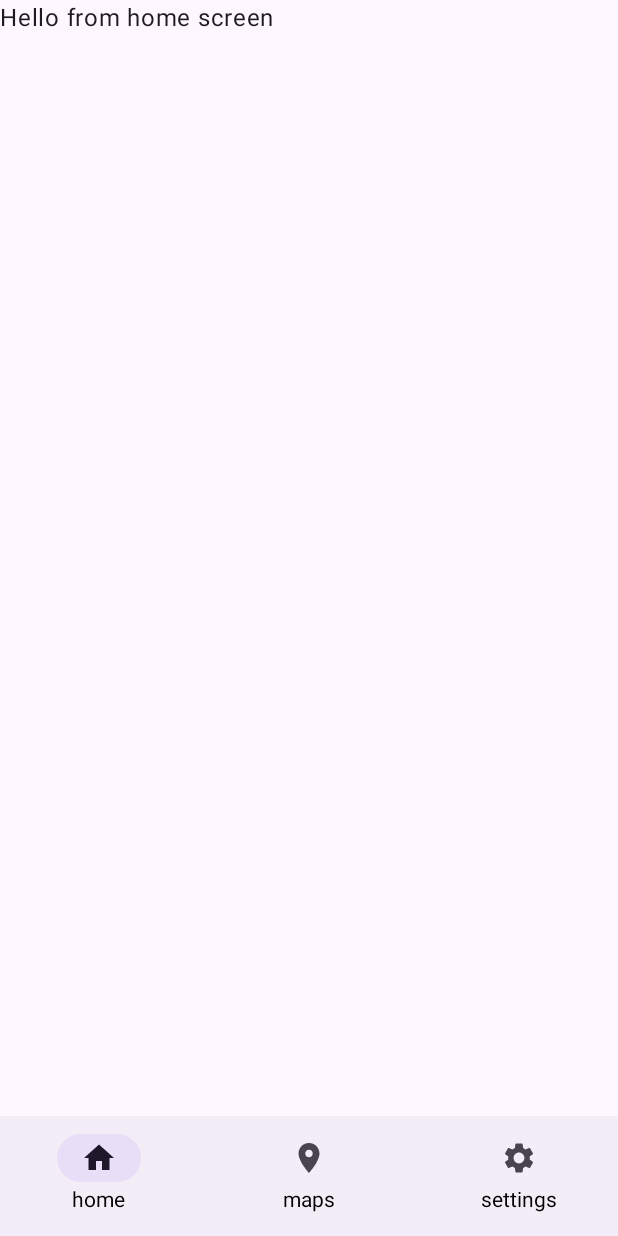
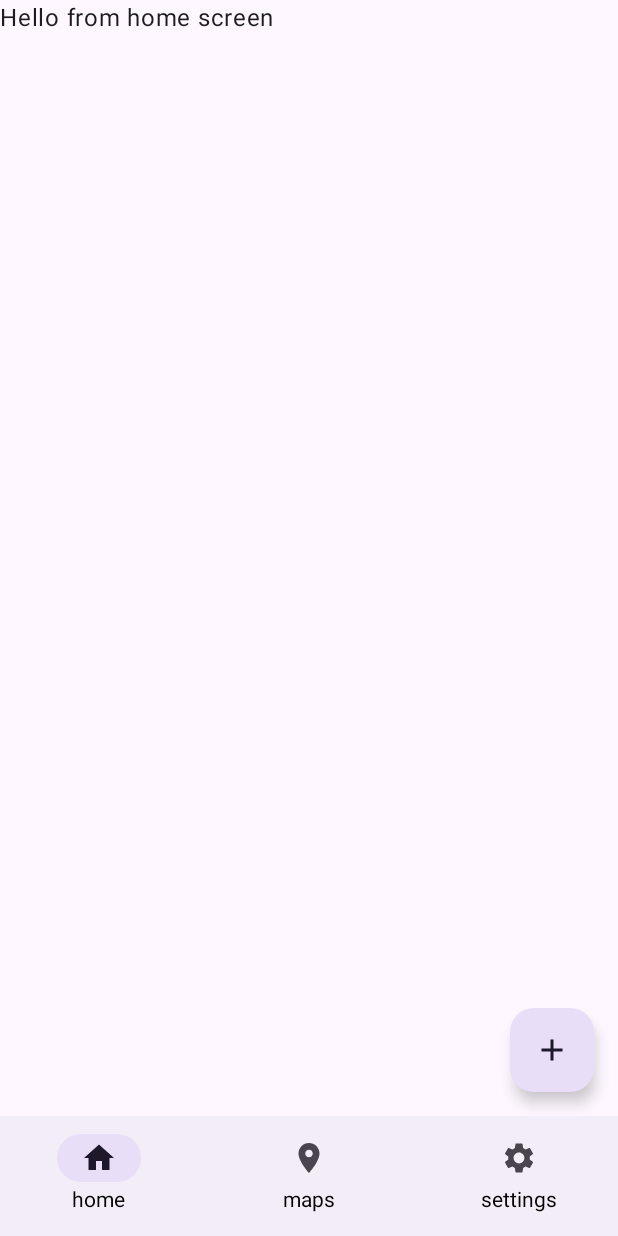
Before and after one commit to Autoseer-Org/autoseers, an Android app built with Jetpack Compose: the screen it shows after launch (MainActivity), on a phone screen of 412 x 824 dp. Run offline under Robolectric (Android 15) with nearby library versions, the phone set to English and light mode, and no system bars; our stand-ins replace Dagger/Hilt's generated code, Firebase (no records; nobody signed in at launch, a user with empty details on screens opened directly).

Commit message:
add file picker result launcher for take images

```diff
--- a/app/build.gradle.kts
+++ b/app/build.gradle.kts
@@ -14,7 +14,7 @@ android {
 
     defaultConfig {
         applicationId = "com.innovara.autoseers"
-        minSdk = 32
+        minSdk = 31
         targetSdk = 34
         versionCode = 1
         versionName = "1.0"
@@ -103,6 +103,9 @@ dependencies {
     implementation(libs.converter.kotlinx.serialization)
     implementation(libs.logging.interceptor)
     implementation(libs.okhttp)
+
+    //Activity
+    implementation(libs.androidx.activity.ktx)
 }
 
 // Allow references to generated code
--- a/app/src/main/java/com/innovara/autoseers/home/ui/HomeScreen.kt
+++ b/app/src/main/java/com/innovara/autoseers/home/ui/HomeScreen.kt
@@ -1,14 +1,54 @@
 package com.innovara.autoseers.home.ui
 
+import android.net.Uri
+import android.util.Log
+import androidx.activity.compose.rememberLauncherForActivityResult
+import androidx.activity.result.contract.ActivityResultContracts
 import androidx.compose.foundation.layout.padding
+import androidx.compose.material.icons.Icons
+import androidx.compose.material.icons.filled.Add
+import androidx.compose.material3.FloatingActionButton
+import androidx.compose.material3.Icon
+import androidx.compose.material3.MaterialTheme
 import androidx.compose.material3.Scaffold
 import androidx.compose.material3.Text
 import androidx.compose.runtime.Composable
+import androidx.compose.runtime.getValue
+import androidx.compose.runtime.mutableStateOf
+import androidx.compose.runtime.remember
+import androidx.compose.runtime.setValue
 import androidx.compose.ui.Modifier
+import androidx.compose.ui.platform.LocalContext
+import androidx.core.net.toFile
+import com.innovara.autoseers.home.HomeFileProvider
 
 @Composable
 fun HomeScreen() {
-    Scaffold {
+    var uri by remember {
+        mutableStateOf(Uri.parse(""))
+    }
+    val context = LocalContext.current
+    val carReportPicker =
+        rememberLauncherForActivityResult(
+            contract = ActivityResultContracts.TakePicture()
+        ) { wasPictureSaved ->
+            if (wasPictureSaved) {
+                Log.i("PICTURE", uri.normalizeScheme().scheme ?: "")
+            }
+        }
+    Scaffold(
+        floatingActionButton = {
+            FloatingActionButton(
+                containerColor = MaterialTheme.colorScheme.secondaryContainer,
+                onClick = {
+                    // start upload process
+                    uri = HomeFileProvider.getImageUri(context = context)
+                    carReportPicker.launch(uri)
+                }) {
+                Icon(imageVector = Icons.Filled.Add, contentDescription = "")
+            }
+        }
+    ) {
         Text(text = "Hello from home screen", modifier = Modifier.padding(it))
     }
 }
--- a/app/src/main/java/com/innovara/autoseers/navigation/BottomNavBar.kt
+++ b/app/src/main/java/com/innovara/autoseers/navigation/BottomNavBar.kt
@@ -8,7 +8,6 @@ import androidx.compose.runtime.Composable
 import androidx.compose.runtime.getValue
 import androidx.compose.ui.graphics.vector.ImageVector
 import androidx.navigation.NavController
-import androidx.navigation.NavDestination.Companion.hierarchy
 import androidx.navigation.compose.currentBackStackEntryAsState
 import com.innovara.autoseers.navigation.routes.GlobalRoute
 
@@ -23,16 +22,11 @@ fun BottomNavBar(navController: NavController, items: List<BottomNavItem>) {
     NavigationBar(
     ) {
         val navBackStackEntry by navController.currentBackStackEntryAsState()
-        val currentDestination = navBackStackEntry?.destination
-
         items.forEach { item ->
             NavigationBarItem(
                 icon = { Icon(item.icon, contentDescription = item.label) },
                 label = { Text(item.label) },
-                selected = currentDestination?.hierarchy?.any {
-                    val route = item.route.toString()
-                    it.route?.split(".")?.last() == route
-                } == true,
+                selected = navBackStackEntry?.getRouteLastSegmentName() == item.route.toString(),
                 onClick = {
                     navController.navigate(item.route) {
                         popUpTo(navController.graph.startDestinationId) {
--- a/app/src/main/java/com/innovara/autoseers/navigation/NavUtils.kt
+++ b/app/src/main/java/com/innovara/autoseers/navigation/NavUtils.kt
@@ -7,7 +7,7 @@ import androidx.navigation.NavBackStackEntry
  * This function gets the last segment of the path project which is the route name we need
  */
 internal fun NavBackStackEntry.getRouteLastSegmentName(): String {
-    return destination.route?.split(":")?.last() ?: ""
+    return destination.route?.split(".")?.last() ?: ""
 }
 
 /*
--- /dev/null
+++ b/app/src/main/res/xml/file_provider_path.xml
@@ -0,0 +1,5 @@
+<paths xmlns:android="http://schemas.android.com/apk/res/android">
+    <files-path
+        name="car_images"
+        path="images/" />
+</paths>
--- a/gradle/libs.versions.toml
+++ b/gradle/libs.versions.toml
@@ -1,4 +1,5 @@
 [versions]
+activityKtx = "1.9.1"
 agp = "8.3.0"
 converterKotlinxSerialization = "2.10.0"
 firebaseBom = "33.1.2"
@@ -25,6 +26,7 @@ googleServices = "4.4.2"
 
 
 [libraries]
+androidx-activity-ktx = { module = "androidx.activity:activity-ktx", version.ref = "activityKtx" }
 androidx-core-ktx = { group = "androidx.core", name = "core-ktx", version.ref = "coreKtx" }
 androidx-hilt-navigation-compose = { module = "androidx.hilt:hilt-navigation-compose", version.ref = "hiltNavigationCompose" }
 androidx-material = { module = "androidx.compose.material:material", version.ref = "material" }
```
Also changed, not shown: app/src/main/AndroidManifest.xml (+9 -0 lines), app/src/main/java/com/innovara/autoseers/home/HomeFileProvider.kt (added, +21 -0 lines).
